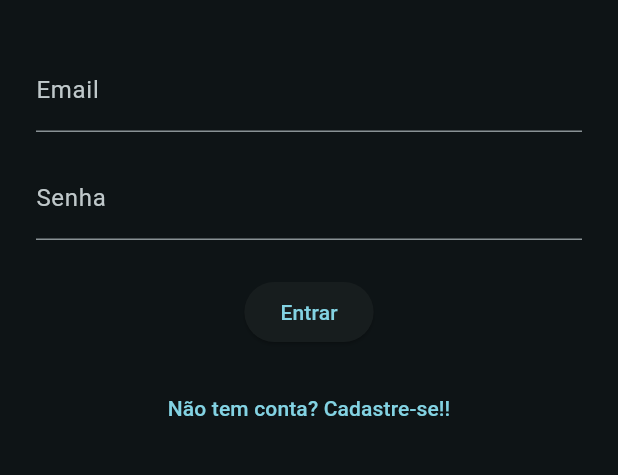
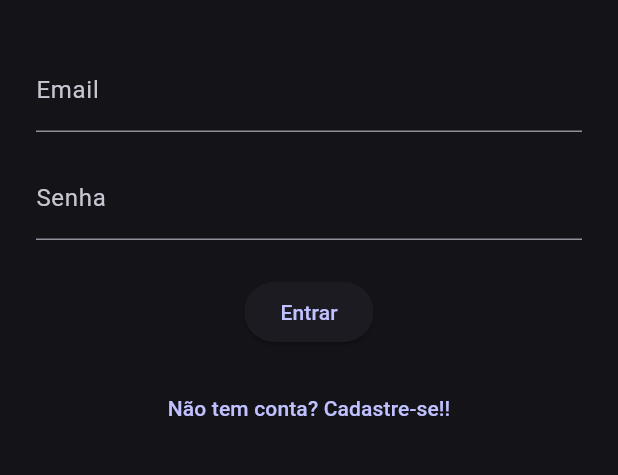
Before and after one commit to kishinbr/KanbanAppMobile, a Flutter app: the screen it shows after launch, on a phone screen of 412 x 824 dp, the part 426-901 px from its top. Run offline on Flutter 3.47's test engine with Material 3 defaults, Android fonts, the phone set to English and light mode, and no system bars; our stand-ins replace shared_preferences.

Commit message:
style: alterando a cor

```diff
--- a/kanbanappmobile/lib/main.dart
+++ b/kanbanappmobile/lib/main.dart
@@ -16,7 +16,7 @@ class KanbanApp extends StatelessWidget {
       theme: ThemeData(
         brightness: Brightness.dark,
         colorScheme: ColorScheme.fromSeed(
-          seedColor: Colors.cyan,
+          seedColor: const Color.fromARGB(255, 21, 0, 212),
           brightness: Brightness.dark,
         ),
         useMaterial3: true,
--- a/kanbanappmobile/lib/screens/painel_screen.dart
+++ b/kanbanappmobile/lib/screens/painel_screen.dart
@@ -199,6 +199,7 @@ class _PainelScreenState extends State<PainelScreen> {
         tooltip: 'Criar novo Kanban',
         child: const Icon(Icons.add),
       ),
+      floatingActionButtonLocation: FloatingActionButtonLocation.centerFloat,
     );
   }
 }
--- a/kanbanappmobile/lib/screens/ver_quadro_screen.dart
+++ b/kanbanappmobile/lib/screens/ver_quadro_screen.dart
@@ -429,7 +429,7 @@ class _VerQuadroScreenState extends State<VerQuadroScreen> {
   }
 
 
-  @override
+@override
   Widget build(BuildContext context) {
     return Scaffold(
       body: FutureBuilder<QuadroDetalhe>(
@@ -501,7 +501,7 @@ class _VerQuadroScreenState extends State<VerQuadroScreen> {
                       }
                     },
                     builder: (context, candidateData, rejectedData) {
-                      final destacado = candidateData.isNotEmpty;
+
                   return Card(
                     margin: const EdgeInsets.only(bottom: 12),
                     child: Padding(
```
Also changed, not shown: 1 other file.
